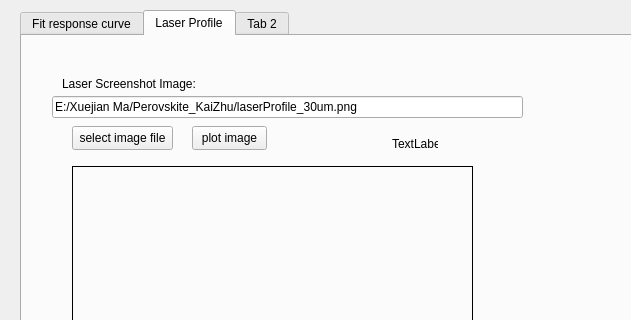
xuejianma/LabTools, file DiffusionAnalysis/form.ui: the form before one commit; both pictures show x 0 to 631 and y 0 to 320 of the 822 by 668 pixel window.
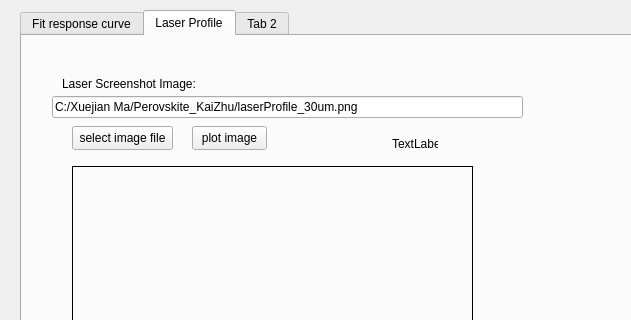
The form after the commit. Icons and pictures are not drawn. Custom widgets are drawn as their Qt base class.

What changed in the file:
```diff
--- a/DiffusionAnalysis/form.ui
+++ b/DiffusionAnalysis/form.ui
@@ -406,7 +406,7 @@
       </rect>
      </property>
      <property name="text">
-      <string>E:/Xuejian Ma/Perovskite_KaiZhu/laserProfile_30um.png</string>
+      <string>C:/Xuejian Ma/Perovskite_KaiZhu/laserProfile_30um.png</string>
      </property>
      <property name="placeholderText">
       <string>eg: ~/laserSpot.png</string>
```
